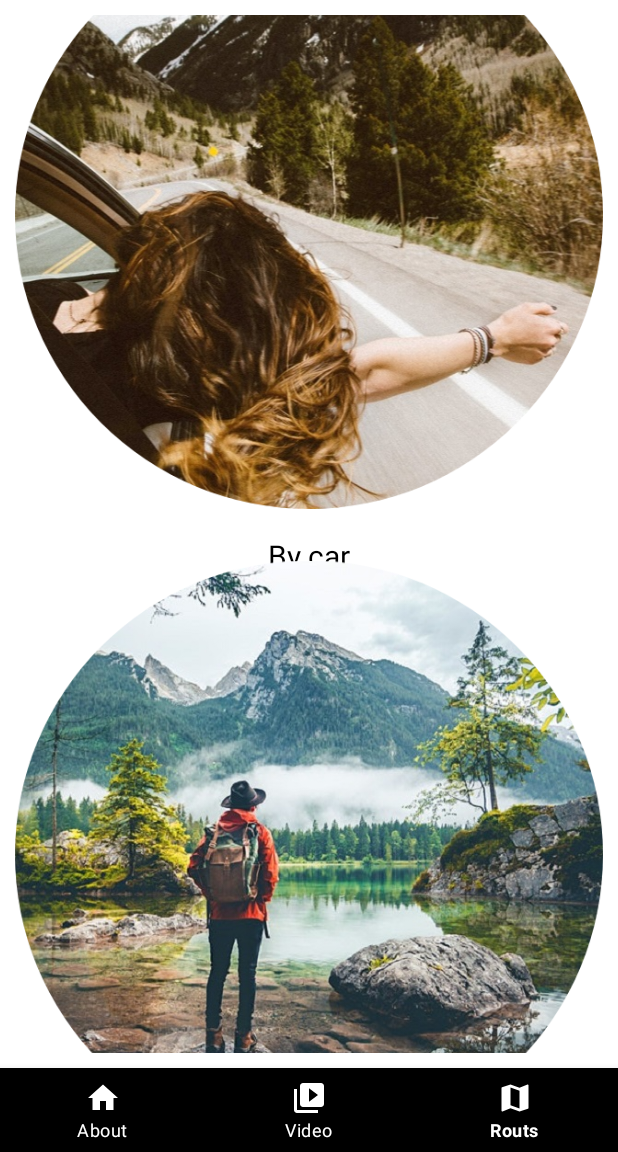
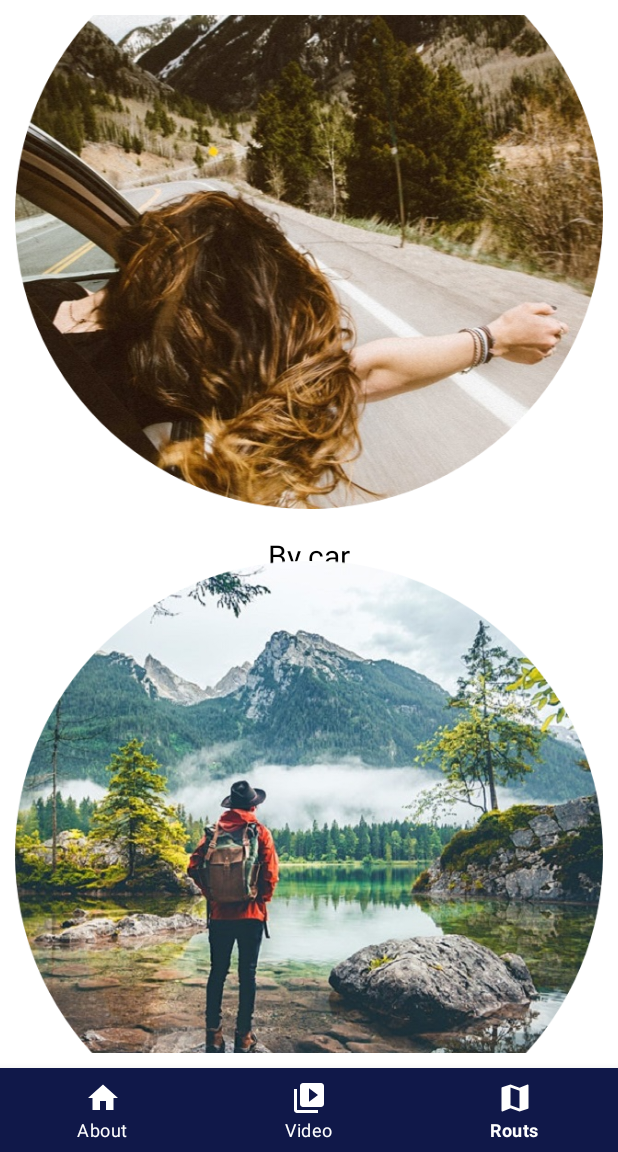
Before and after one commit to AlehKastsiukovich/Travel_Helper_It_Academy, an Android app: the CountryActivity screen opened directly, with no data from a screen before it, item 3 of the bottom bar chosen, on a phone screen of 412 x 824 dp, the part 84-1236 px from its top. Run offline under Robolectric (Android 15) with nearby library versions, the phone set to English and light mode, and no system bars; our stand-ins replace Firebase (no records; nobody signed in at launch, a user with empty details on screens opened directly); libraries missing offline, so code that uses them is left out: com.google.maps.android, com.pierfrancescosoffritti.androidyoutubeplayer; pictures from the network do not load; 6 statements that could not run were skipped.

Commit message:
refactor res package

```diff
--- a/app/src/main/java/by/itacademy/training/travelhelper/ui/view/MapsFragment.kt
+++ b/app/src/main/java/by/itacademy/training/travelhelper/ui/view/MapsFragment.kt
@@ -166,8 +166,8 @@ class MapsFragment : Fragment(), OnMapReadyCallback {
 
         with(locationClient) {
             requestLocationUpdates(locationRequest, callback, null)
-            lastLocation?.addOnSuccessListener {
-                addCurrentPositionMarker(it)
+            lastLocation?.addOnSuccessListener { location ->
+                location?.let { addCurrentPositionMarker(it) }
             }
         }
     }
--- a/app/src/main/res/layout/activity_country.xml
+++ b/app/src/main/res/layout/activity_country.xml
@@ -26,7 +26,7 @@
         android:id="@+id/bottomNavigationBar"
         android:layout_width="match_parent"
         android:layout_height="wrap_content"
-        android:background="@color/black"
+        android:background="@color/deep_blue"
         app:labelVisibilityMode="labeled"
         app:itemIconTint="@color/white"
         app:itemTextColor="@color/white"
--- a/app/src/main/res/layout/fragment_route_type.xml
+++ b/app/src/main/res/layout/fragment_route_type.xml
@@ -4,6 +4,16 @@
     android:layout_width="match_parent"
     android:layout_height="match_parent"
     android:layout_margin="10dp">
+
+    <TextView
+        android:id="@+id/titleTextView"
+        android:layout_width="wrap_content"
+        android:layout_height="wrap_content"
+        android:text="@string/choose_your_route_type"
+        android:textSize="24sp"
+        app:layout_constraintTop_toTopOf="parent"
+        app:layout_constraintStart_toStartOf="parent"
+        app:layout_constraintEnd_toEndOf="parent"/>
 
     <ImageView
         android:id="@+id/transportView"
--- a/app/src/main/res/values/colors.xml
+++ b/app/src/main/res/values/colors.xml
@@ -9,4 +9,5 @@
     <color name="white">#FFFFFFFF</color>
     <color name="app_bar_color">#272B43</color>
     <color name="ultimate_grey">#A3A4A6</color>
+    <color name="deep_blue">#101849</color>
 </resources>
--- a/app/src/main/res/values/strings.xml
+++ b/app/src/main/res/values/strings.xml
@@ -20,4 +20,5 @@
     <string name="by_car">By car</string>
     <string name="hiking">Hiking</string>
     <string name="default_text">Default text</string>
+    <string name="choose_your_route_type">Choose your route type:</string>
 </resources>
--- a/app/src/main/res/values/themes.xml
+++ b/app/src/main/res/values/themes.xml
@@ -20,7 +20,7 @@
         <item name="android:layout_width">match_parent</item>
         <item name="android:layout_height">?attr/actionBarSize</item>
          <item name="theme">@style/ThemeOverlay.MaterialComponents.Dark.ActionBar</item>
-        <item name="android:background">#101849</item>
+        <item name="android:background">@color/deep_blue</item>
     </style>
     <style name="RobotoTextViewStyle" parent="android:Widget.TextView">
         <item name="android:fontFamily">sans-serif</item>
```
